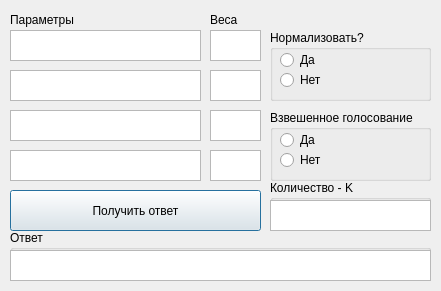
First picture: the form in main.ui, repository ZetoOfficial/proxify, before the edit.
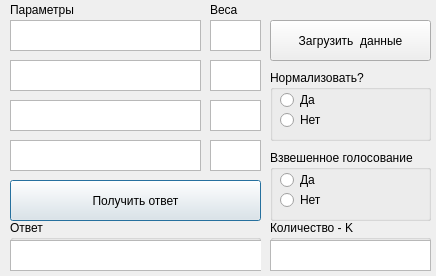
Second picture: the form after the edit.

Commit message: add buttons and get ui code file

Patch:
```diff
--- a/main.ui
+++ b/main.ui
@@ -6,8 +6,8 @@
    <rect>
     <x>0</x>
     <y>0</y>
-    <width>441</width>
-    <height>291</height>
+    <width>436</width>
+    <height>276</height>
    </rect>
   </property>
   <property name="windowTitle">
@@ -17,7 +17,7 @@
    <property name="geometry">
     <rect>
      <x>10</x>
-     <y>30</y>
+     <y>20</y>
      <width>191</width>
      <height>31</height>
     </rect>
@@ -27,7 +27,7 @@
    <property name="geometry">
     <rect>
      <x>10</x>
-     <y>70</y>
+     <y>60</y>
      <width>191</width>
      <height>31</height>
     </rect>
@@ -37,7 +37,7 @@
    <property name="geometry">
     <rect>
      <x>10</x>
-     <y>110</y>
+     <y>100</y>
      <width>191</width>
      <height>31</height>
     </rect>
@@ -47,7 +47,7 @@
    <property name="geometry">
     <rect>
      <x>10</x>
-     <y>150</y>
+     <y>140</y>
      <width>191</width>
      <height>31</height>
     </rect>
@@ -57,7 +57,7 @@
    <property name="geometry">
     <rect>
      <x>210</x>
-     <y>30</y>
+     <y>20</y>
      <width>51</width>
      <height>31</height>
     </rect>
@@ -67,7 +67,7 @@
    <property name="geometry">
     <rect>
      <x>210</x>
-     <y>70</y>
+     <y>60</y>
      <width>51</width>
      <height>31</height>
     </rect>
@@ -77,7 +77,7 @@
    <property name="geometry">
     <rect>
      <x>210</x>
-     <y>110</y>
+     <y>100</y>
      <width>51</width>
      <height>31</height>
     </rect>
@@ -87,7 +87,7 @@
    <property name="geometry">
     <rect>
      <x>210</x>
-     <y>150</y>
+     <y>140</y>
      <width>51</width>
      <height>31</height>
     </rect>
@@ -97,7 +97,7 @@
    <property name="geometry">
     <rect>
      <x>10</x>
-     <y>10</y>
+     <y>0</y>
      <width>191</width>
      <height>20</height>
     </rect>
@@ -110,7 +110,7 @@
    <property name="geometry">
     <rect>
      <x>210</x>
-     <y>10</y>
+     <y>0</y>
      <width>51</width>
      <height>20</height>
     </rect>
@@ -123,7 +123,7 @@
    <property name="geometry">
     <rect>
      <x>270</x>
-     <y>30</y>
+     <y>70</y>
      <width>161</width>
      <height>71</height>
     </rect>
@@ -162,7 +162,7 @@
    <property name="geometry">
     <rect>
      <x>270</x>
-     <y>110</y>
+     <y>150</y>
      <width>161</width>
      <height>71</height>
     </rect>
@@ -201,7 +201,7 @@
    <property name="geometry">
     <rect>
      <x>270</x>
-     <y>180</y>
+     <y>220</y>
      <width>161</width>
      <height>51</height>
     </rect>
@@ -224,7 +224,7 @@
    <property name="geometry">
     <rect>
      <x>10</x>
-     <y>190</y>
+     <y>180</y>
      <width>251</width>
      <height>41</height>
     </rect>
@@ -237,8 +237,8 @@
    <property name="geometry">
     <rect>
      <x>10</x>
-     <y>230</y>
-     <width>421</width>
+     <y>220</y>
+     <width>251</width>
      <height>51</height>
     </rect>
    </property>
@@ -259,6 +259,19 @@
     </property>
    </widget>
   </widget>
+  <widget class="QPushButton" name="pushButton_2">
+   <property name="geometry">
+    <rect>
+     <x>270</x>
+     <y>20</y>
+     <width>161</width>
+     <height>41</height>
+    </rect>
+   </property>
+   <property name="text">
+    <string>Загрузить  данные</string>
+   </property>
+  </widget>
  </widget>
  <resources/>
  <connections/>
```
The commit also changes 1 other file.
